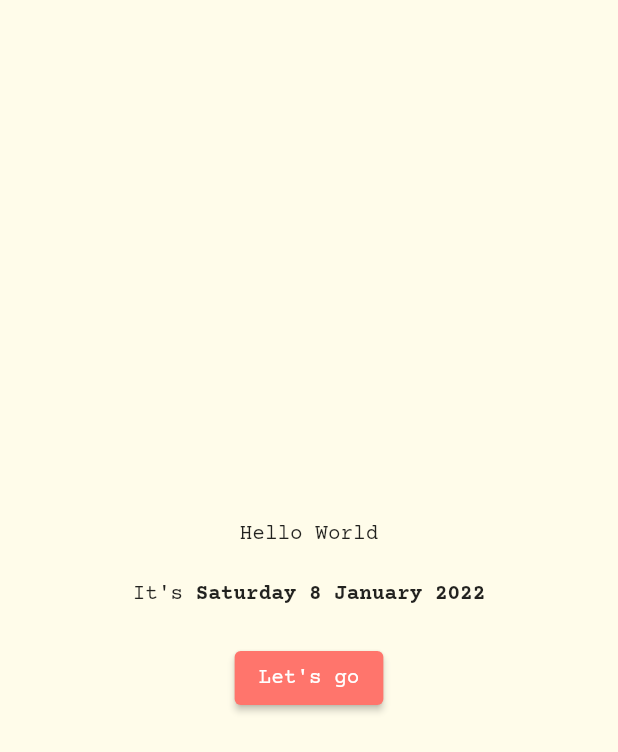
After one commit to aleks-tpom6oh/cododoro, a Flutter app: the screen it shows after launch, on a phone screen of 412 x 824 dp. The commit adds this screen. Shown: the top 752 px of the screen. Run offline on Flutter 3.47's test engine with Material 2 defaults, Android fonts, the light colour scheme and no system bars; our stand-ins replace confetti, flutter_local_notifications, flutter_native_timezone, just_audio, shared_preferences, timezone; missing offline and left inert: cododoro_macos_module, mixpanel_analytics, platform_device_id, platform_info; statements that could not run were skipped.

```diff
--- a/lib/viewlogic/TimerScreenLogic.dart
+++ b/lib/viewlogic/TimerScreenLogic.dart
@@ -317,6 +317,10 @@ void nextStage(ElapsedTimeModel elapsedTimeModel, TimerStateModel timerModel,
 
 void timerScreenInitState() {
   confetti = ConfettiController(duration: const Duration(seconds: 10));
+
+  soundNotifier = SoundNotifier();
+
+  notifiers = [soundNotifier, LocalNotificationsNotifier()];
 }
 
 void timeScreenDispose() {
--- a/lib/viewlogic/WorkTimeRemaining.dart
+++ b/lib/viewlogic/WorkTimeRemaining.dart
@@ -1,5 +1,6 @@
 import 'package:cododoro/storage/HistoryRepository.dart';
 import 'package:cododoro/storage/Settings.dart';
+import 'package:shared_preferences/shared_preferences.dart';
 
 import '../utils.dart';
 
@@ -17,3 +18,14 @@ Duration calculateRemainingWorkTime(
 
   return workTimeTillGoal;
 }
+
+bool isWorkTargetReachedFromHistoryRepo(
+    HistoryRepository historyRepository, Settings settings) {
+  return calculateRemainingWorkTime(historyRepository, settings) <=
+      Duration(hours: 0);
+}
+
+bool isWorkTargetReachedFromSharedPrefs(SharedPreferences sharedPrefs) {
+  return isWorkTargetReachedFromHistoryRepo(
+      HistoryRepository(prefs: sharedPrefs), Settings(prefs: sharedPrefs));
+}
--- /dev/null
+++ b/lib/widgets/IdleScreen.dart
@@ -0,0 +1,100 @@
+import 'package:cododoro/storage/ThemeSettings.dart';
+import 'package:cododoro/viewlogic/WorkTimeRemaining.dart';
+import 'package:flutter/material.dart';
+import 'package:intl/intl.dart';
+import 'package:shared_preferences/shared_preferences.dart';
+
+class IdleScreen extends StatelessWidget {
+  final SharedPreferences? sharedPrefs;
+  final ThemeSetting themeSetting;
+  final void Function() showTimerScreen;
+
+  const IdleScreen(
+      {Key? key,
+      required this.sharedPrefs,
+      required this.themeSetting,
+      required this.showTimerScreen})
+      : super(key: key);
+
+  @override
+  Widget build(BuildContext context) {
+    bool workTargetReached = this.sharedPrefs == null
+        ? false
+        : isWorkTargetReachedFromSharedPrefs(this.sharedPrefs!);
+
+    return Scaffold(
+        body: Center(
+            child: workTargetReached
+                ? Stack(
+                    children: [
+                      Align(
+                        alignment: Alignment.center,
+                        child: Padding(
+                          padding: const EdgeInsets.symmetric(horizontal: 32.0),
+                          child: Text(
+                            "⛱\n\nYou've reached your working goal for today, now go get some rest to be productive tomorrow.",
+                            textAlign: TextAlign.center,
+                          ),
+                        ),
+                      ),
+                      Align(
+                        alignment: Alignment.bottomLeft,
+                        child: Padding(
+                          padding: const EdgeInsets.all(8.0),
+                          child: SizedBox(
+                            width: 100,
+                            child: Column(
+                              mainAxisSize: MainAxisSize.min,
+                              crossAxisAlignment: CrossAxisAlignment.start,
+                              children: [
+                                Text(
+                                  'Press the fire engine to go back to work',
+                                  style: TextStyle(
+                                    fontSize: 10,
+                                    fontWeight: FontWeight.w100,
+                                  ),
+                                ),
+                                SizedBox(height: 2),
+                                ElevatedButton(
+                                  child: Text('🚒'),
+                                  onPressed: () {
+                                    this.showTimerScreen.call();
+                                  },
+                                ),
+                              ],
+                            ),
+                          ),
+                        ),
+                      )
+                    ],
+                  )
+                : Column(
+                    mainAxisSize: MainAxisSize.min,
+                    children: [
+                      Text("Hello World"),
+                      SizedBox(height: 24),
+                      Row(
+                        mainAxisSize: MainAxisSize.min,
+                        children: [
+                          Text("It's "),
+                          Text(
+                            "${DateFormat('EEEE d MMMM y').format(DateTime.now())}",
+                            style: TextStyle(fontWeight: FontWeight.bold),
+                          ),
+                        ],
+                      ),
+                      SizedBox(height: 24),
+                      ElevatedButton(
+                          style: ElevatedButton.styleFrom(
+                            primary: this.themeSetting == ThemeSetting.light
+                                ? const Color(0xFF272236)
+                                : const Color(0xFFFF756C),
+                          ),
+                          child: Text("Let's go"),
+                          onPressed: () {
+                            this.showTimerScreen.call();
+                          }),
+                    ],
+                  )));
+  }
+}
--- a/lib/widgets/TimerScreen.dart
+++ b/lib/widgets/TimerScreen.dart
@@ -39,7 +39,9 @@ Isolate? _timerIsolate;
 Timer? tickTimer;
 
 class TimerScreen extends StatefulWidget {
-  const TimerScreen({Key? key}) : super(key: key);
+  final void Function() showIdleScreen;
+
+  const TimerScreen({Key? key, required this.showIdleScreen}) : super(key: key);
 
   @override
   _TimerScreenState createState() => _TimerScreenState();
@@ -324,7 +326,7 @@ class _TimerScreenState extends State<TimerScreen>
                           children: [
                             seeStatsButton(),
                             SizedBox(height: 8),
-                            WorkRestTimer(),
+                            WorkRestTimer(showIdleScreen: widget.showIdleScreen),
                           ],
                         )),
                     Container(
```
Also changed, not shown: lib/main.dart (+41 -63 lines), lib/widgets/WorkGoalTimer.dart (deleted, +0 -34 lines), lib/widgets/WorkRestTimer.dart (+26 -4 lines), 4 other files.
